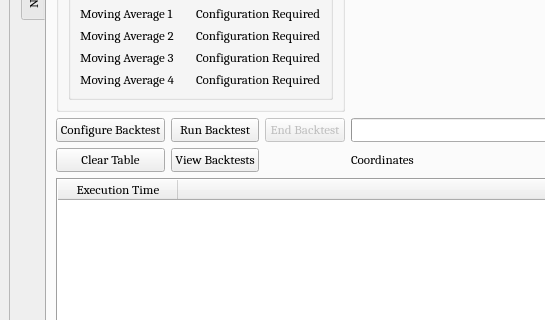
This is UI/algobot.ui in ZENALC/algobot as Qt 5 draws it before an edit; both pictures show x 0 to 545 and y 435 to 755 of the 1144 by 840 pixel window. The edited form follows.
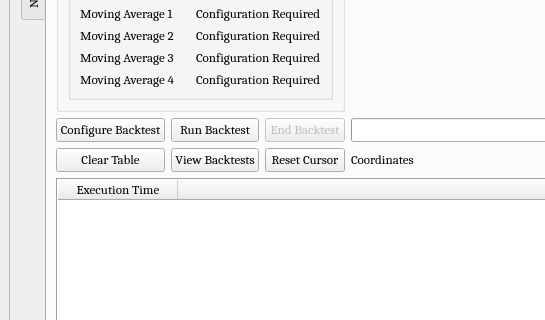
This is the edited form. The open tabs and pages were chosen to show the change. Icons and pictures are not drawn. Custom widgets are drawn as their Qt base class.

Commit message: added hovering backtest results

What changed in the file:
```diff
--- a/UI/algobot.ui
+++ b/UI/algobot.ui
@@ -1914,6 +1914,13 @@
               </property>
              </widget>
             </item>
+            <item row="2" column="2">
+             <widget class="QPushButton" name="backtestResetCursorButton">
+              <property name="text">
+               <string>Reset Cursor</string>
+              </property>
+             </widget>
+            </item>
            </layout>
           </widget>
           <widget class="QWidget" name="graphTab">
```
Left out of the diff: 2 changed lines with no effect on the pictures. The commit also changes 3 other files.
